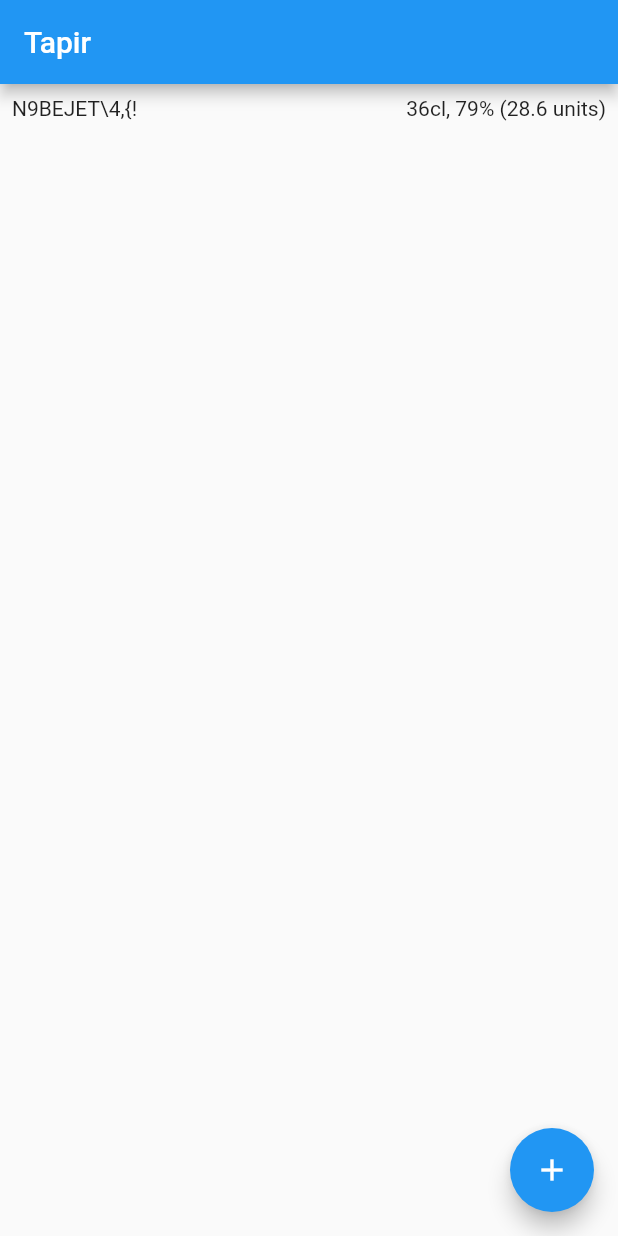
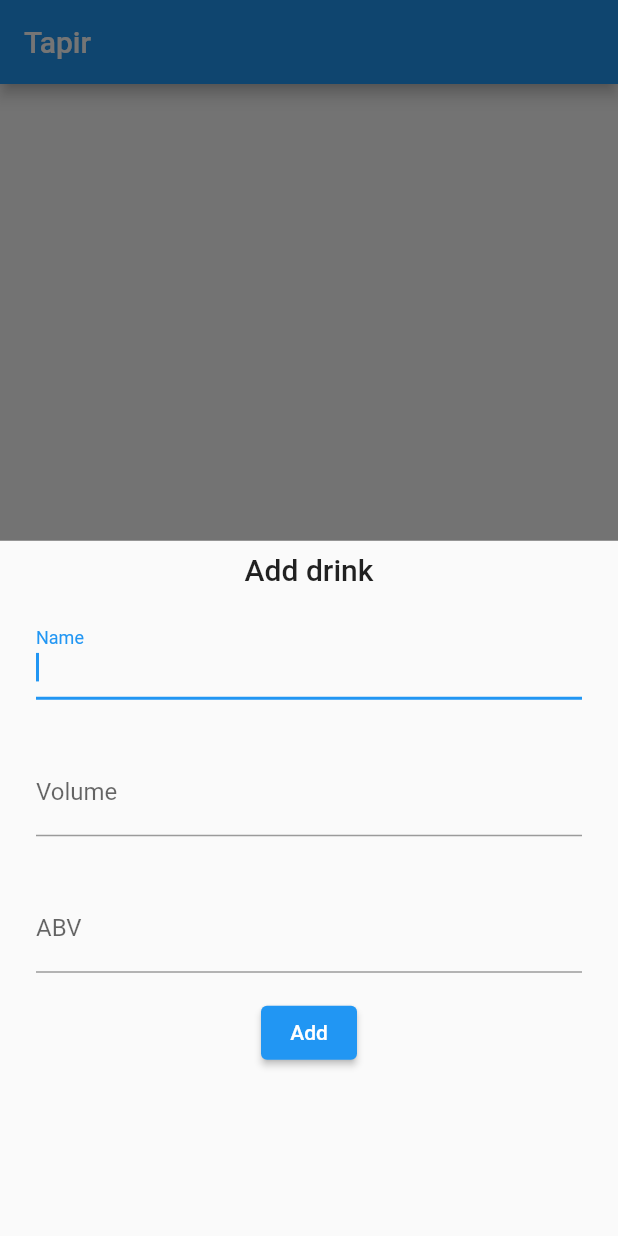
Before and after one commit to robinlinden/tapir, a Flutter app: the screen it shows after launch, after a tap on the "add" icon, on a phone screen of 412 x 824 dp. Run offline on Flutter 3.47's test engine with Material 2 defaults, Android fonts, the light colour scheme and no system bars.

Commit message:
Stub out the adding drinks functionality

```diff
--- a/lib/main.dart
+++ b/lib/main.dart
@@ -59,9 +59,24 @@ class MyHomePage extends StatefulWidget {
 class _MyHomePageState extends State<MyHomePage> {
   final List<Drink> _drinks = [];
 
-  void _addDrink() {
+  final _addDrinkFormKey = GlobalKey<FormState>();
+  final _nameInputController = TextEditingController();
+  final _volumeInputController = TextEditingController();
+  final _abvInputController = TextEditingController();
+
+  void _onAddDrink() {
     setState(() {
-      _drinks.add(Drink.random(_drinks.length));
+      final name = _nameInputController.text;
+      final volume = double.tryParse(_volumeInputController.text);
+      final abv = double.tryParse(_abvInputController.text);
+      if (volume == null || abv == null) {
+        return;
+      }
+
+      _nameInputController.clear();
+      _volumeInputController.clear();
+      _abvInputController.clear();
+      _drinks.add(Drink(name: name, volume: volume, abv: abv));
     });
   }
 
@@ -90,7 +105,83 @@ class _MyHomePageState extends State<MyHomePage> {
         }),
       ),
       floatingActionButton: FloatingActionButton(
-        onPressed: _addDrink,
+        onPressed: () => showModalBottomSheet(
+          context: context,
+          builder: (BuildContext context) {
+            return Padding(
+              padding: const EdgeInsets.all(8),
+              child: Form(
+                key: _addDrinkFormKey,
+                child: Column(
+                  children: [
+                    Text(
+                      'Add drink',
+                      style: Theme.of(context).textTheme.titleLarge,
+                    ),
+                    Padding(
+                      padding: const EdgeInsets.all(16),
+                      child: TextFormField(
+                        key: const Key('name'),
+                        autovalidateMode: AutovalidateMode.onUserInteraction,
+                        validator: (name) =>
+                            (name ?? '').isEmpty ? "Name can't be empty" : null,
+                        decoration: const InputDecoration(
+                          border: UnderlineInputBorder(),
+                          labelText: 'Name',
+                        ),
+                        controller: _nameInputController,
+                        textInputAction: TextInputAction.next,
+                        autofocus: true,
+                      ),
+                    ),
+                    Padding(
+                      padding: const EdgeInsets.all(16),
+                      child: TextFormField(
+                        key: const Key('volume'),
+                        autovalidateMode: AutovalidateMode.onUserInteraction,
+                        validator: (volume) => (volume ?? '').isEmpty
+                            ? "Volume can't be empty"
+                            : null,
+                        decoration: const InputDecoration(
+                          border: UnderlineInputBorder(),
+                          labelText: 'Volume',
+                        ),
+                        controller: _volumeInputController,
+                        textInputAction: TextInputAction.next,
+                      ),
+                    ),
+                    Padding(
+                      padding: const EdgeInsets.all(16),
+                      child: TextFormField(
+                        key: const Key('abv'),
+                        autovalidateMode: AutovalidateMode.onUserInteraction,
+                        validator: (abv) =>
+                            (abv ?? '').isEmpty ? "Abv can't be empty" : null,
+                        decoration: const InputDecoration(
+                          border: UnderlineInputBorder(),
+                          labelText: 'ABV',
+                        ),
+                        controller: _abvInputController,
+                        textInputAction: TextInputAction.done,
+                        onEditingComplete: () {
+                          _onAddDrink();
+                          Navigator.pop(context);
+                        },
+                      ),
+                    ),
+                    ElevatedButton(
+                      child: const Text('Add'),
+                      onPressed: () {
+                        _onAddDrink();
+                        Navigator.pop(context);
+                      },
+                    ),
+                  ],
+                ),
+              ),
+            );
+          },
+        ),
         tooltip: 'Drink!',
         child: const Icon(Icons.add),
       ),
```
Also changed, not shown: 1 other file.
